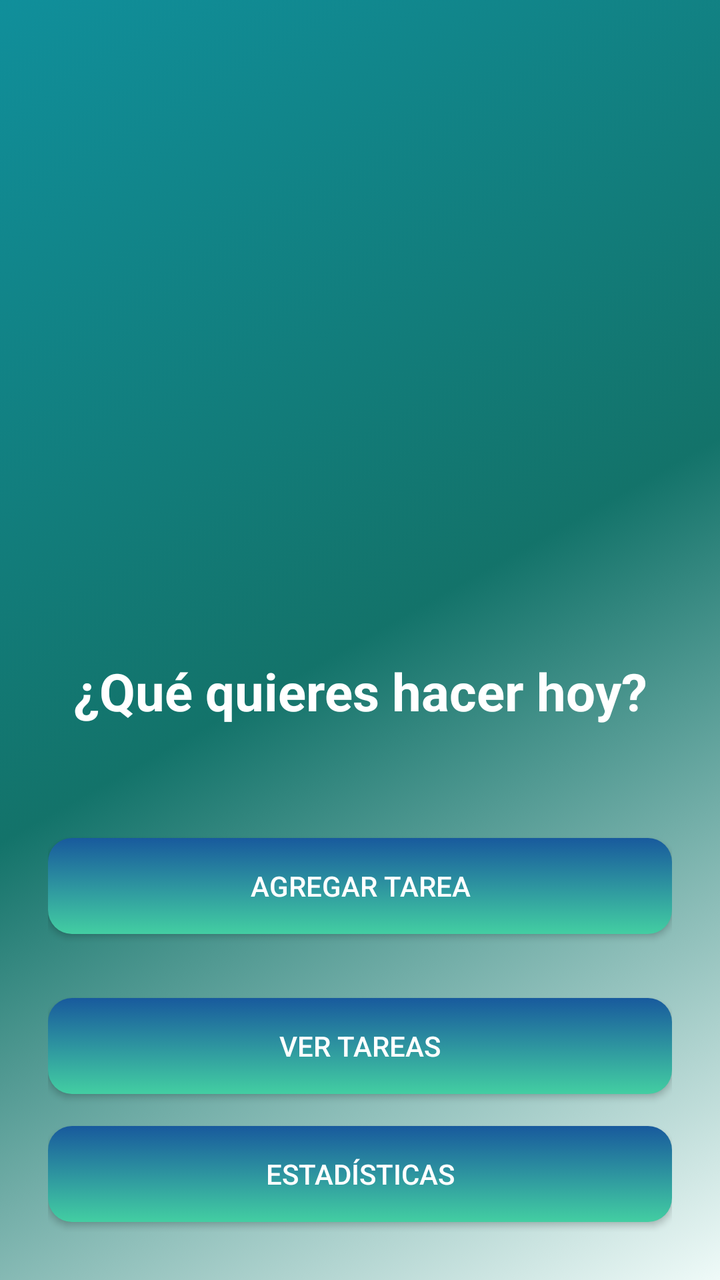
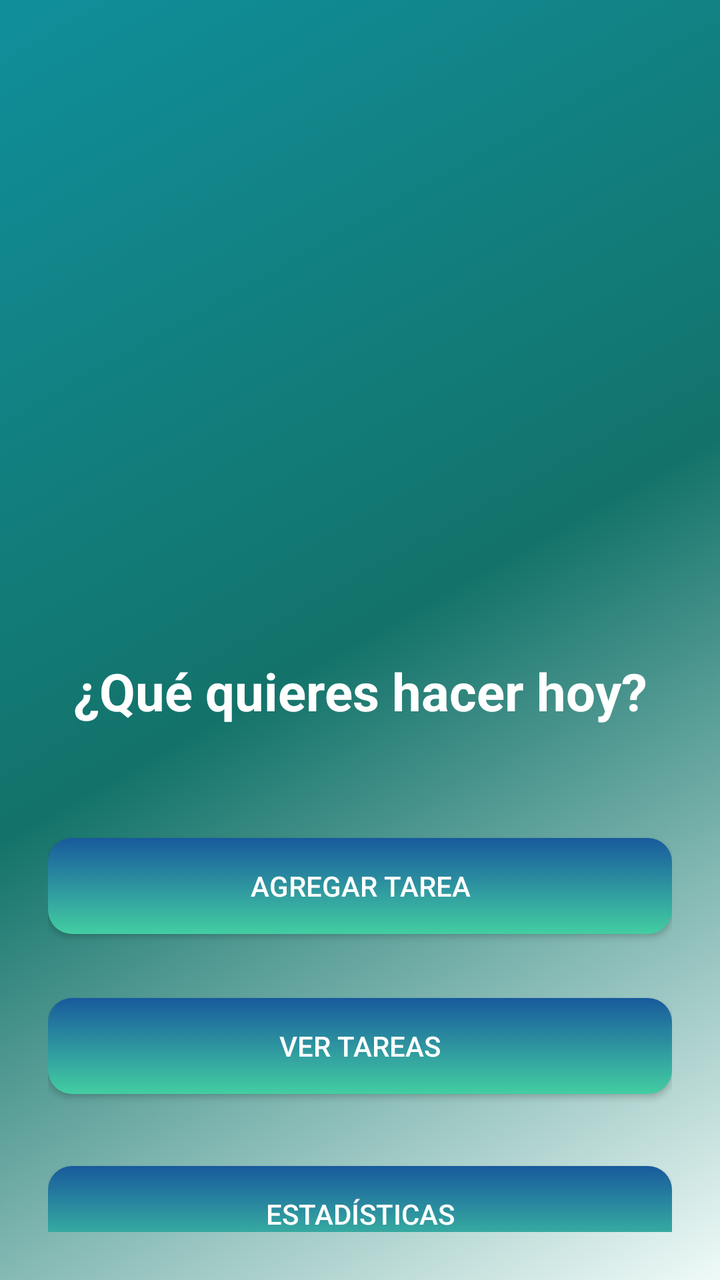

Screens rendered from an Android XML layout before and after an edit, with the pre-edit source and the edit as a unified diff.
<!-- AndroidManifest.xml: application theme Theme.App_base -->
<!-- res/layout/activity_home.xml -->
<androidx.constraintlayout.widget.ConstraintLayout xmlns:android="http://schemas.android.com/apk/res/android"
    xmlns:app="http://schemas.android.com/apk/res-auto"
    xmlns:tools="http://schemas.android.com/tools"
    android:layout_width="match_parent"
    android:layout_height="match_parent"
    android:background="@drawable/gradient_background"
    android:padding="24dp">


    

    <ViewFlipper
        android:id="@+id/editflip"
        android:layout_width="0dp"
        android:layout_height="200dp"
        android:layout_marginTop="48dp"
        android:inAnimation="@android:anim/fade_in"
        android:outAnimation="@android:anim/fade_out"
        app:layout_constraintEnd_toEndOf="parent"
        app:layout_constraintHorizontal_bias="0.0"
        app:layout_constraintStart_toStartOf="parent"
        app:layout_constraintTop_toTopOf="parent" />

    <TextView
        android:id="@+id/txtTitulo"
        android:layout_width="wrap_content"
        android:layout_height="wrap_content"
        android:layout_marginTop="56dp"
        android:text="¿Qué quieres hacer hoy?"
        android:textColor="#ffffff"
        android:textSize="26sp"
        android:textStyle="bold"
        app:layout_constraintEnd_toEndOf="parent"
        app:layout_constraintStart_toStartOf="parent"
        app:layout_constraintTop_toBottomOf="@+id/editflip" />

    <Button
        android:id="@+id/btnAgregar"
        android:layout_width="0dp"
        android:layout_height="wrap_content"
        android:layout_marginTop="56dp"
        android:background="@drawable/btn_gradient"
        android:text="Agregar tarea"
        android:textColor="#ffffff"
        app:layout_constraintEnd_toEndOf="parent"
        app:layout_constraintHorizontal_bias="0.0"
        app:layout_constraintStart_toStartOf="parent"
        app:layout_constraintTop_toBottomOf="@id/txtTitulo" />

    <Button
        android:id="@+id/btnEstadisticas"
        android:layout_width="0dp"
        android:layout_height="wrap_content"
        android:layout_marginTop="16dp"
        android:background="@drawable/btn_gradient"
        android:text="Estadísticas"
        android:textColor="#ffffff"
        app:layout_constraintEnd_toEndOf="parent"
        app:layout_constraintHorizontal_bias="0.0"
        app:layout_constraintStart_toStartOf="parent"
        app:layout_constraintTop_toBottomOf="@id/btnVer" />

    <Button
        android:id="@+id/btnVer"
        android:layout_width="0dp"
        android:layout_height="wrap_content"
        android:layout_marginTop="32dp"
        android:background="@drawable/btn_gradient"
        android:text="Ver tareas"
        android:textColor="#ffffff"
        app:layout_constraintEnd_toEndOf="parent"
        app:layout_constraintHorizontal_bias="0.0"
        app:layout_constraintStart_toStartOf="parent"
        app:layout_constraintTop_toBottomOf="@id/btnAgregar" />

    

    

</androidx.constraintlayout.widget.ConstraintLayout>
<!-- resources referenced by this layout -->
<resources>
  <!-- drawable btn_gradient (drawable) -->
  <selector xmlns:android="http://schemas.android.com/apk/res/android">
      <item android:state_pressed="true">
          <shape>
              <gradient android:startColor="#56ab2f" android:endColor="#a8e063" android:angle="90"/>
              <corners android:radius="12dp"/>
          </shape>
      </item>
      <item>
          <shape>
              <gradient android:startColor="#43cea2" android:endColor="#185a9d" android:angle="90"/>
              <corners android:radius="12dp"/>
          </shape>
      </item>
  </selector>
  <!-- drawable gradient_background (drawable) -->
  <?xml version="1.0" encoding="utf-8"?>
  <selector xmlns:android="http://schemas.android.com/apk/res/android">
      <item>
          <shape>
              <gradient
                  android:startColor="#EFFAF8"
                  android:centerColor="#13736A"
                  android:endColor="#108F9B"
                  android:angle="135"/>
              <corners
                  android:radius="0dp"/>
          </shape>
      </item>
  </selector>
  <style name="Theme.App_base" parent="Base.Theme.App_base" />
  <style name="Base.Theme.App_base" parent="Theme.Material3.DayNight.NoActionBar">
          
          
      </style>
</resources>

<!-- the commit's change to res/layout/activity_home.xml (unified diff, before → after) -->
@@ -51,7 +51,7 @@
         android:id="@+id/btnEstadisticas"
         android:layout_width="0dp"
         android:layout_height="wrap_content"
-        android:layout_marginTop="16dp"
+        android:layout_marginTop="36dp"
         android:background="@drawable/btn_gradient"
         android:text="Estadísticas"
         android:textColor="#ffffff"
@@ -73,8 +73,5 @@
         app:layout_constraintStart_toStartOf="parent"
         app:layout_constraintTop_toBottomOf="@id/btnAgregar" />
 
-    
-
-    
 
 </androidx.constraintlayout.widget.ConstraintLayout>
